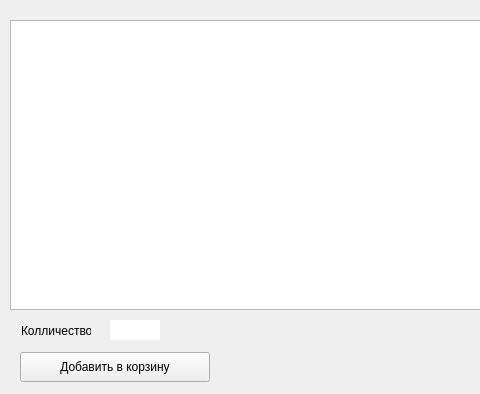
Before: the Qt Designer form qt5/make_order.ui in Evgeny-QA/warehouse_project, drawn with Qt 5; both pictures show x 0 to 480 and y 0 to 394 of the 700 by 394 pixel window.
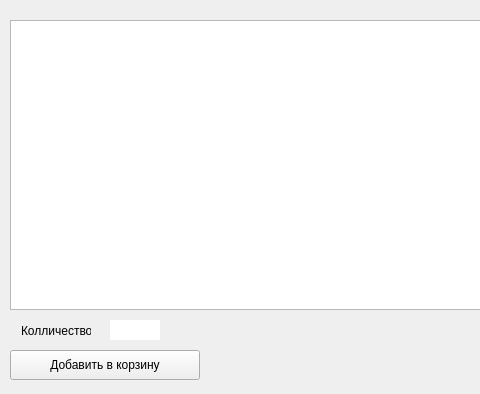
After: the same form once the commit is applied.

What changed in the file:
```diff
--- a/qt5/make_order.ui
+++ b/qt5/make_order.ui
@@ -32,8 +32,8 @@
   <widget class="QPushButton" name="btn_add_to_cart">
    <property name="geometry">
     <rect>
-     <x>20</x>
-     <y>352</y>
+     <x>10</x>
+     <y>350</y>
      <width>190</width>
      <height>30</height>
     </rect>
```
